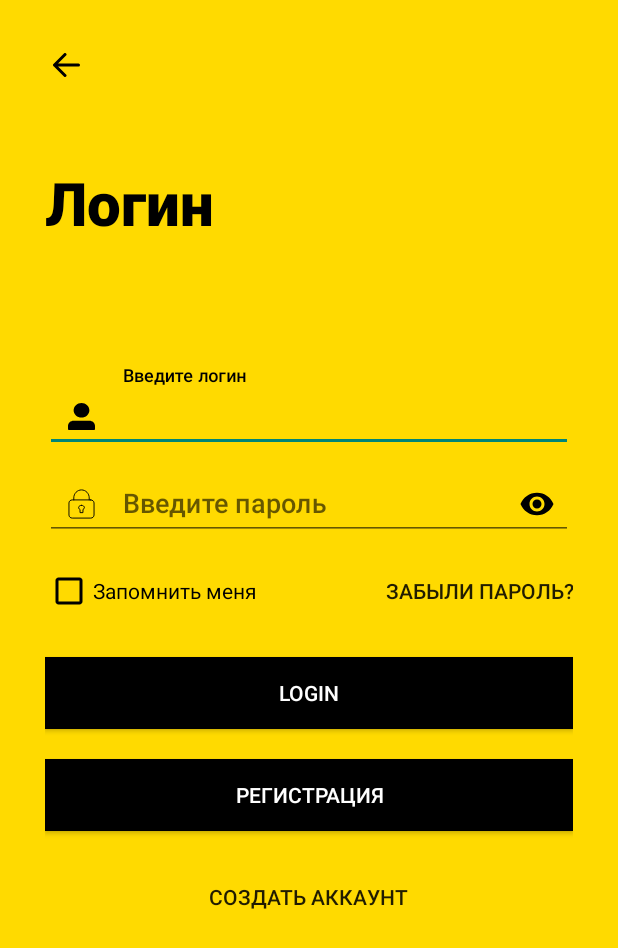
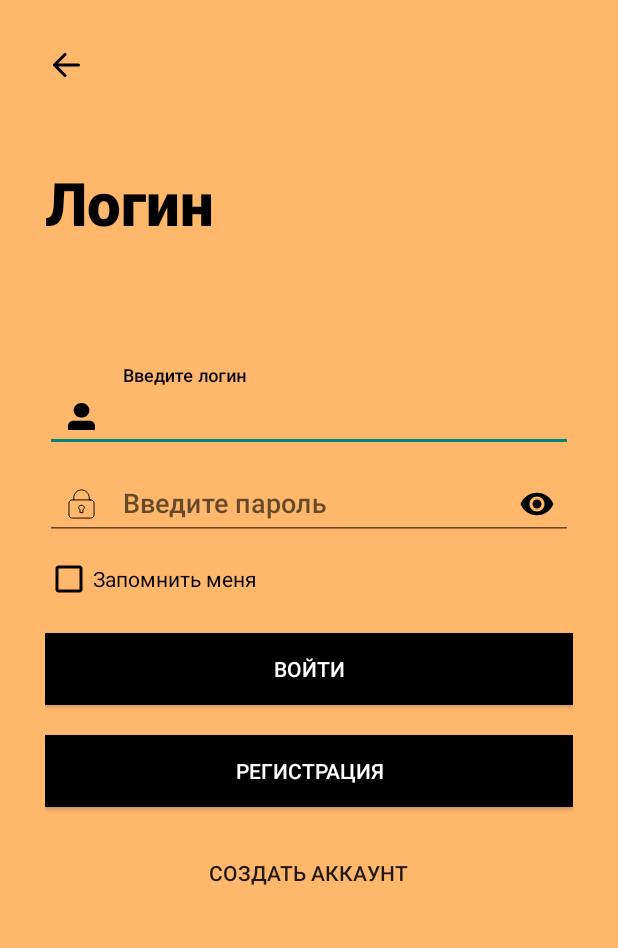
Before and after one commit to Marysa123/SchoolBase, an Android app: the screen it shows after launch (MainActivity), on a phone screen of 412 x 824 dp. Shown: the top 948 px of the screen. Run offline under Robolectric (Android 15) with nearby library versions, the phone set to English and light mode, and no system bars.

Commit message:
Version_3

```diff
--- a/app/src/main/res/layout/activity_main.xml
+++ b/app/src/main/res/layout/activity_main.xml
@@ -103,13 +103,7 @@
                     android:textColor="@color/black" />
 
 
-                <Button
-                    android:layout_width="wrap_content"
-                    android:layout_height="wrap_content"
-                    android:text="@string/forget_password"
-                    android:background="#00000000"
-                    android:layout_alignParentEnd="true"
-                    android:layout_alignParentRight="true"/>
+
 
 
             </RelativeLayout>
@@ -118,7 +112,7 @@
                 android:id="@+id/login_button"
                 android:layout_width="match_parent"
                 android:layout_height="wrap_content"
-                android:text="Login"
+                android:text="Войти"
                 android:background="@color/black"
                 android:textColor="@color/white"
                 android:layout_marginTop="20dp"
--- a/app/src/main/res/layout/activity_main_page_application.xml
+++ b/app/src/main/res/layout/activity_main_page_application.xml
@@ -39,8 +39,6 @@
             app:navigationIcon="@drawable/ic_hamburger_menu_icon_149466"/>
 
     </androidx.constraintlayout.widget.ConstraintLayout>
-
-
 
     </ScrollView>
 
--- a/app/src/main/res/layout/userentry.xml
+++ b/app/src/main/res/layout/userentry.xml
@@ -166,7 +166,7 @@
             <TextView
                 android:layout_width="wrap_content"
                 android:layout_height="wrap_content"
-                android:text="Id:"
+                android:text="Номер учащегося:"
                 android:textSize="24dp"
                 android:fontFamily="@font/poppins_black"
                 android:textColor="@color/black" />
--- a/app/src/main/res/values/colors.xml
+++ b/app/src/main/res/values/colors.xml
@@ -12,6 +12,6 @@
     <color name="pink">#f469a9</color>
     <color name="blue">#88bef5</color>
 
-    <color name="colorPrimary">#FFDA00</color>
+    <color name="colorPrimary">#FFB76C</color>
 
 </resources>
```
Also changed, not shown: app/src/main/res/layout/activity_add_ycheniki.xml (+6 -6 lines), app/src/main/res/layout/activity_update.xml (+6 -6 lines), app/src/main/res/layout/header.xml (+6 -9 lines), 1 other file.
